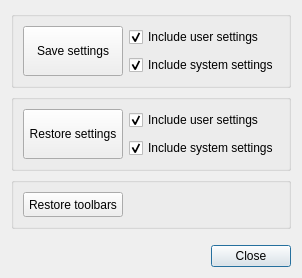
This is Resources/ui/ui_Dialog.ui in APEbbers/SaveAndRestore as Qt 5 draws it before an edit. The edited form follows.
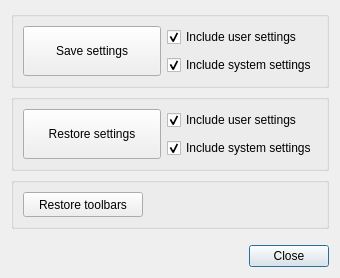
This is the edited form.

Commit message: test with restore ToolBars - 6

The edit to the form file:
```diff
--- a/Resources/ui/ui_Dialog.ui
+++ b/Resources/ui/ui_Dialog.ui
@@ -6,8 +6,8 @@
    <rect>
     <x>0</x>
     <y>0</y>
-    <width>275</width>
-    <height>212</height>
+    <width>340</width>
+    <height>221</height>
    </rect>
   </property>
   <property name="windowTitle">
@@ -136,7 +136,7 @@
        <widget class="QPushButton" name="restoreToolbars">
         <property name="minimumSize">
          <size>
-          <width>100</width>
+          <width>120</width>
           <height>25</height>
          </size>
         </property>
```
The commit also changes 3 other files.
